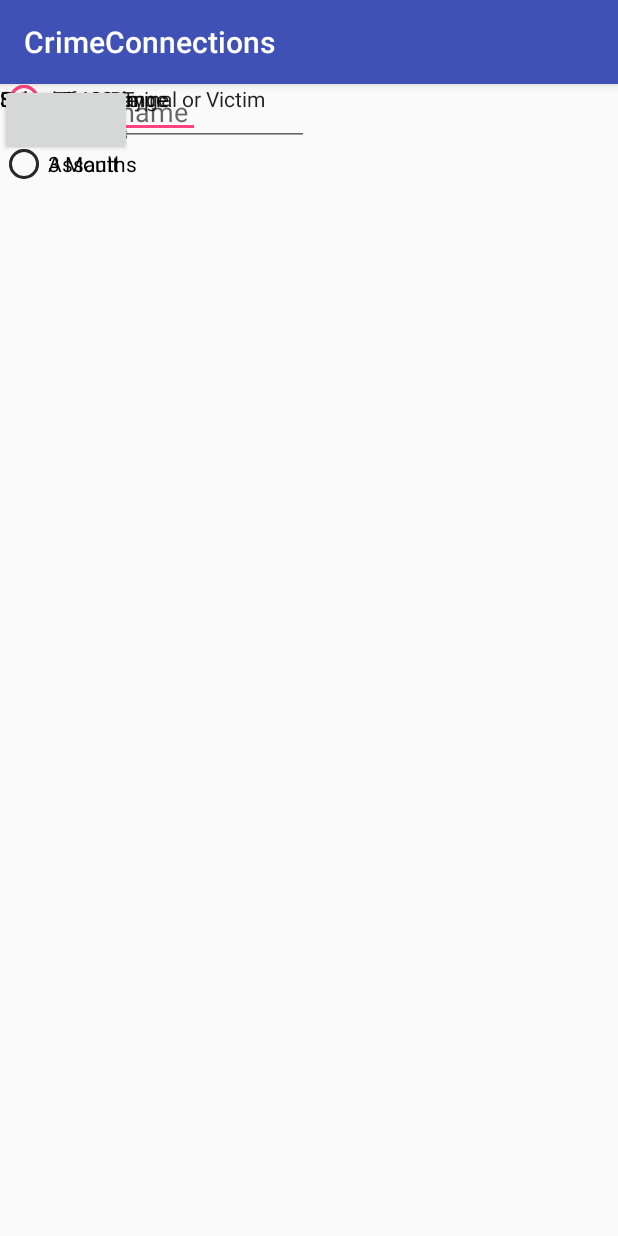
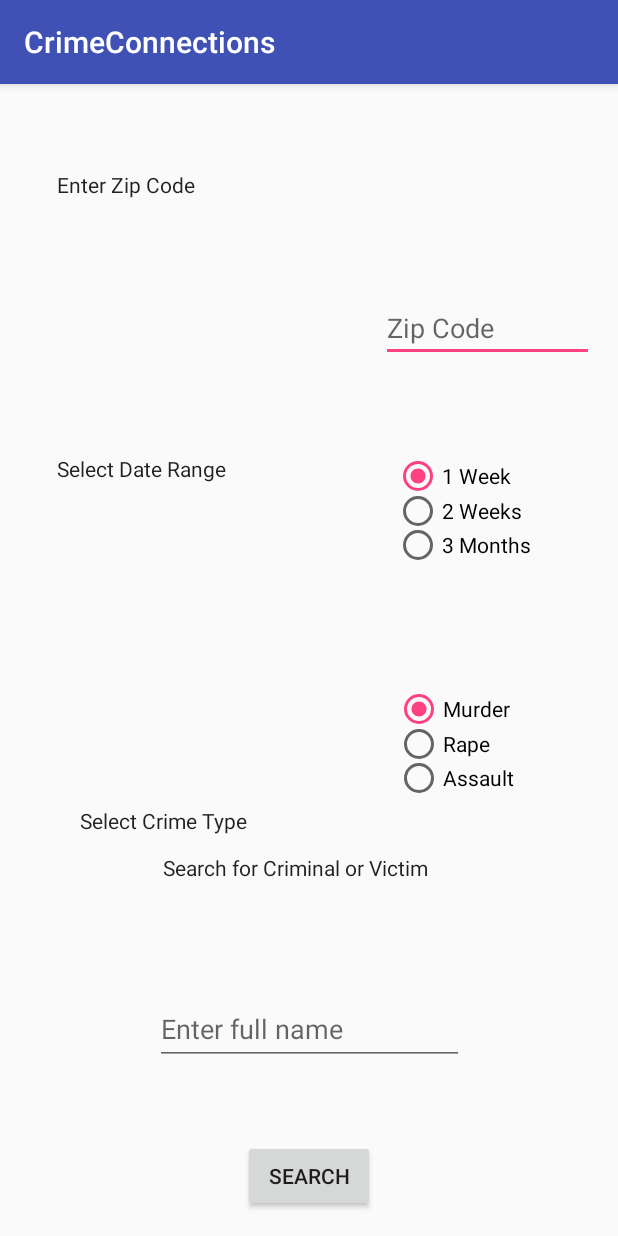
Before and after one commit to colinrules/CrimeConnections, an Android app: the screen it shows after launch (MainActivity), on a phone screen of 412 x 824 dp. Run offline under Robolectric (Android 15) with nearby library versions, the phone set to English and light mode, and no system bars.

Commit message:
changed layout

```diff
--- a/app/src/main/res/layout/activity_main.xml
+++ b/app/src/main/res/layout/activity_main.xml
@@ -10,47 +10,73 @@
         android:id="@+id/button"
         android:layout_width="wrap_content"
         android:layout_height="wrap_content"
-        tools:layout_editor_absoluteX="148dp"
-        tools:layout_editor_absoluteY="447dp"
-        tools:text="Search" />
+        android:layout_marginBottom="16dp"
+        app:layout_constraintBottom_toBottomOf="parent"
+        app:layout_constraintEnd_toEndOf="parent"
+        app:layout_constraintStart_toStartOf="parent"
+        app:layout_constraintTop_toBottomOf="@+id/textView3"
+        android:text="@string/search" />
 
     <EditText
         android:id="@+id/editText"
-        android:layout_width="133dp"
-        android:layout_height="36dp"
+        android:layout_width="0dp"
+        android:layout_height="39dp"
+        android:layout_marginBottom="135dp"
+        android:layout_marginEnd="16dp"
+        android:layout_marginRight="16dp"
+        android:layout_marginTop="62dp"
         android:ems="10"
-        android:hint="Zip Code "
+        android:hint="@string/zip_code"
         android:inputType="textPostalAddress"
-        android:text=" "
-        tools:layout_editor_absoluteX="235dp"
-        tools:layout_editor_absoluteY="57dp" />
+        app:layout_constraintBottom_toTopOf="@+id/radioGroup7"
+        app:layout_constraintEnd_toEndOf="parent"
+        app:layout_constraintStart_toEndOf="@+id/textView"
+        app:layout_constraintTop_toTopOf="parent" />
 
     <TextView
         android:id="@+id/textView"
-        android:layout_width="124dp"
-        android:layout_height="27dp"
+        android:layout_width="0dp"
+        android:layout_height="0dp"
+        android:layout_marginBottom="30dp"
+        android:layout_marginEnd="73dp"
+        android:layout_marginLeft="38dp"
+        android:layout_marginRight="73dp"
+        android:layout_marginStart="38dp"
+        android:layout_marginTop="57dp"
         android:fontFamily="sans-serif"
-        android:text="Enter Zip Code"
+        android:text="@string/enter_zip_code"
         android:textAppearance="@style/TextAppearance.AppCompat.Body1"
         android:visibility="visible"
-        tools:layout_editor_absoluteX="38dp"
-        tools:layout_editor_absoluteY="57dp" />
+        app:layout_constraintBottom_toTopOf="@+id/textView2"
+        app:layout_constraintEnd_toStartOf="@+id/editText"
+        app:layout_constraintStart_toStartOf="parent"
+        app:layout_constraintTop_toTopOf="parent" />
 
     <TextView
         android:id="@+id/textView2"
-        android:layout_width="121dp"
-        android:layout_height="28dp"
+        android:layout_width="0dp"
+        android:layout_height="0dp"
+        android:layout_marginBottom="76dp"
         android:fontFamily="sans-serif"
-        android:text="Select Date Range"
+        android:text="@string/select_date_range"
         android:textAppearance="@style/TextAppearance.AppCompat"
-        tools:layout_editor_absoluteX="38dp"
-        tools:layout_editor_absoluteY="114dp" />
+        app:layout_constraintBottom_toTopOf="@+id/textView3"
+        app:layout_constraintEnd_toEndOf="@+id/textView"
+        app:layout_constraintStart_toStartOf="@+id/textView"
+        app:layout_constraintTop_toBottomOf="@+id/textView" />
 
     <RadioGroup
-        android:layout_width="106dp"
-        android:layout_height="63dp"
-        tools:layout_editor_absoluteX="191dp"
-        tools:layout_editor_absoluteY="129dp">
+        android:id="@+id/radioGroup6"
+        android:layout_width="125dp"
+        android:layout_height="69dp"
+        android:layout_marginBottom="22dp"
+        android:layout_marginEnd="24dp"
+        android:layout_marginRight="24dp"
+        app:layout_constraintBottom_toTopOf="@+id/radioGroup7"
+        app:layout_constraintEnd_toEndOf="parent"
+        app:layout_constraintHorizontal_bias="1.0"
+        app:layout_constraintStart_toEndOf="@+id/textView3"
+        app:layout_constraintTop_toBottomOf="@+id/editText">
 
         <RadioButton
             android:id="@+id/radioButton8"
@@ -58,37 +84,50 @@
             android:layout_height="wrap_content"
             android:layout_weight="1"
             android:checked="true"
-            android:text="1 Week" />
+            android:text="@string/_1_week" />
 
         <RadioButton
             android:id="@+id/radioButton9"
             android:layout_width="match_parent"
             android:layout_height="wrap_content"
             android:layout_weight="1"
-            android:text="2 Weeks" />
+            android:text="@string/_2_weeks" />
 
         <RadioButton
             android:id="@+id/radioButton7"
             android:layout_width="match_parent"
             android:layout_height="wrap_content"
             android:layout_weight="1"
-            android:text="3 Months" />
+            android:text="@string/_3_months" />
     </RadioGroup>
 
     <TextView
         android:id="@+id/textView3"
-        android:layout_width="137dp"
-        android:layout_height="36dp"
-        android:text="Select Crime Type"
+        android:layout_width="0dp"
+        android:layout_height="29dp"
+        android:layout_marginBottom="193dp"
+        android:layout_marginEnd="65dp"
+        android:layout_marginLeft="53dp"
+        android:layout_marginRight="65dp"
+        android:layout_marginStart="53dp"
+        android:text="@string/select_crime_type"
         android:textAppearance="@style/TextAppearance.AppCompat"
-        tools:layout_editor_absoluteX="38dp"
-        tools:layout_editor_absoluteY="218dp" />
+        app:layout_constraintBottom_toTopOf="@+id/button"
+        app:layout_constraintEnd_toStartOf="@+id/radioGroup7"
+        app:layout_constraintStart_toStartOf="parent"
+        app:layout_constraintTop_toBottomOf="@+id/textView2" />
 
     <RadioGroup
-        android:layout_width="107dp"
-        android:layout_height="64dp"
-        tools:layout_editor_absoluteX="191dp"
-        tools:layout_editor_absoluteY="233dp">
+        android:id="@+id/radioGroup7"
+        android:layout_width="125dp"
+        android:layout_height="69dp"
+        android:layout_marginBottom="210dp"
+        android:layout_marginEnd="23dp"
+        android:layout_marginRight="23dp"
+        app:layout_constraintBottom_toBottomOf="parent"
+        app:layout_constraintEnd_toEndOf="parent"
+        app:layout_constraintStart_toEndOf="@+id/textView3"
+        app:layout_constraintTop_toBottomOf="@+id/editText">
 
         <RadioButton
             android:id="@+id/radioButton14"
@@ -96,40 +135,47 @@
             android:layout_height="wrap_content"
             android:layout_weight="1"
             android:checked="true"
-            android:text="Murder" />
+            android:text="@string/murder" />
 
         <RadioButton
             android:id="@+id/radioButton13"
             android:layout_width="match_parent"
             android:layout_height="wrap_content"
             android:layout_weight="1"
-            android:text="Rape" />
+            android:text="@string/rape" />
 
         <RadioButton
             android:id="@+id/radioButton15"
             android:layout_width="match_parent"
             android:layout_height="wrap_content"
             android:layout_weight="1"
-            android:text="Assault" />
+            android:text="@string/assault" />
     </RadioGroup>
 
     <TextView
         android:id="@+id/textView4"
         android:layout_width="wrap_content"
-        android:layout_height="27dp"
-        android:text="Search for Criminal or Victim"
+        android:layout_height="36dp"
+        android:layout_marginBottom="19dp"
+        android:layout_marginEnd="24dp"
+        android:layout_marginRight="24dp"
+        android:text="@string/search_for_criminal_or_victim"
         android:textAppearance="@style/TextAppearance.AppCompat"
-        tools:layout_editor_absoluteX="103dp"
-        tools:layout_editor_absoluteY="323dp" />
+        app:layout_constraintBottom_toTopOf="@+id/editText3"
+        app:layout_constraintEnd_toEndOf="@+id/editText3"
+        app:layout_constraintTop_toBottomOf="@+id/radioGroup7" />
 
     <EditText
         android:id="@+id/editText3"
         android:layout_width="206dp"
-        android:layout_height="41dp"
+        android:layout_height="47dp"
+        android:layout_marginBottom="11dp"
         android:ems="10"
-        android:hint="Enter full name "
+        android:hint="@string/enter_full_name"
         android:inputType="textPersonName"
-        tools:layout_editor_absoluteX="89dp"
-        tools:layout_editor_absoluteY="371dp" />
+        app:layout_constraintBottom_toTopOf="@+id/button"
+        app:layout_constraintEnd_toEndOf="parent"
+        app:layout_constraintStart_toStartOf="parent"
+        app:layout_constraintTop_toBottomOf="@+id/textView4" />
 
 </android.support.constraint.ConstraintLayout>
--- a/app/src/main/res/values/strings.xml
+++ b/app/src/main/res/values/strings.xml
@@ -1,3 +1,16 @@
 <resources>
     <string name="app_name">CrimeConnections</string>
+    <string name="zip_code">Zip Code</string>
+    <string name="enter_zip_code">Enter Zip Code</string>
+    <string name="select_date_range">Select Date Range</string>
+    <string name="_1_week">1 Week</string>
+    <string name="_2_weeks">2 Weeks</string>
+    <string name="_3_months">3 Months</string>
+    <string name="select_crime_type">Select Crime Type</string>
+    <string name="murder">Murder</string>
+    <string name="rape">Rape</string>
+    <string name="assault">Assault</string>
+    <string name="search_for_criminal_or_victim">Search for Criminal or Victim</string>
+    <string name="enter_full_name">Enter full name</string>
+    <string name="search">Search</string>
 </resources>
```
